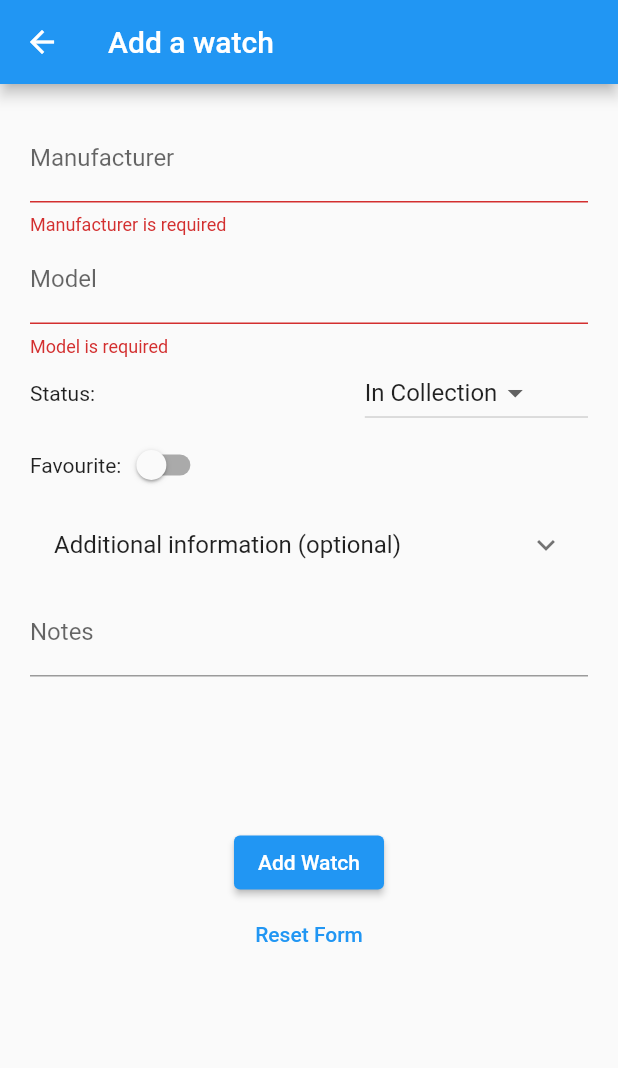
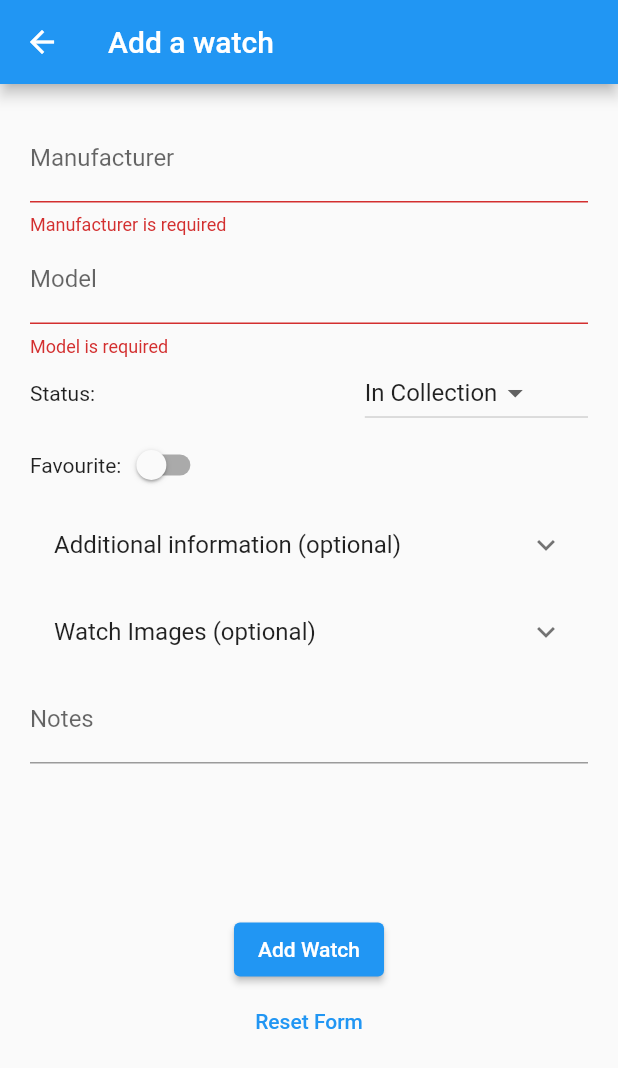
Before and after one commit to Stif-UK/WristCheck, a Flutter app: the AddWatch screen opened directly, after a tap on "Add Watch", on a phone screen of 412 x 824 dp. Shown: the top 1068 px of the screen. Run offline on Flutter 3.47's test engine with Material 2 defaults, Android fonts, the phone set to English and light mode, and no system bars; our stand-ins replace file_picker, flutter_local_notifications, flutter_markdown, get, google_mobile_ads, hive and 10 more; accounts and stored records are empty; network calls fail.

Commit message:
Implemented adding watch image when creating a new watch

```diff
--- a/lib/model/watch_methods.dart
+++ b/lib/model/watch_methods.dart
@@ -12,7 +12,7 @@ import 'package:wristcheck/util/wristcheck_formatter.dart';
 class WatchMethods {
 
   static Future addWatch(String? manufacturer, String? model, String? serialNumber, bool favourite, String status,
-      DateTime? purchaseDate, DateTime? lastServicedDate, int serviceInterval, String? notes, String? referenceNumber){
+      DateTime? purchaseDate, DateTime? lastServicedDate, int serviceInterval, String? notes, String? referenceNumber, String? frontImagePath){
     String m = manufacturer!;
     String mo = model!;
     String? sn = serialNumber;
@@ -23,6 +23,7 @@ class WatchMethods {
     int si = serviceInterval;
     String? n = notes;
     String? rn = referenceNumber;
+    String? ip = frontImagePath;
 
 
     final watch = Watches()
@@ -38,7 +39,7 @@ class WatchMethods {
     ..notes = n
     ..wearList = <DateTime>[]
     ..filteredWearList = <DateTime>[]
-    ..frontImagePath = ""
+    ..frontImagePath = ip
     ..referenceNumber = rn;
 
     final box = Boxes.getWatches();
--- a/lib/ui/add_watch_widget.dart
+++ b/lib/ui/add_watch_widget.dart
@@ -1,8 +1,11 @@
+import 'dart:io';
+import 'package:path/path.dart' as path;
 import 'package:flutter/material.dart';
 import 'package:get/get.dart';
 import 'package:intl/intl.dart';
 import 'package:wristcheck/copy/dialogs.dart';
 import 'package:wristcheck/model/watch_methods.dart';
+import 'package:wristcheck/util/images_util.dart';
 
 
 class AddWatch extends StatefulWidget {
@@ -26,6 +29,8 @@ class _AddWatchState extends State<AddWatch> {
   int _serviceInterval = 0;
   String? _notes ="";
   String? _referenceNumber = "";
+  String? _frontImagePath = "";
+  File? image;
 
   //Setup options for watch collection status
   final List<String> _statusList = ["In Collection", "Sold", "Wishlist"];
@@ -320,6 +325,11 @@ class _AddWatchState extends State<AddWatch> {
                 _buildServiceIntervalDropdown(),
               ],
               ),
+              ExpansionTile(title: const Text("Watch Images (optional)"),
+              children: [
+                _displayWatchImage()
+              ],
+              ),
               _buildNotesField(),
 
 
@@ -329,12 +339,17 @@ class _AddWatchState extends State<AddWatch> {
               const SizedBox(height: 100,),
               ElevatedButton(
                   child: const Text("Add Watch"),
-                  onPressed: () => {
+                  onPressed: () async => {
                     //some prints to validate activity
 
                     if(_formKey.currentState!.validate()){
                       _formKey.currentState!.save(),
-                      WatchMethods.addWatch(_manufacturer, _model, _serialNumber, favourite, _status, _purchaseDate, _lastServicedDate, _serviceInterval, _notes, _referenceNumber),
+                      //If an image has been set then save to the directory and set the frontImagePath variable
+                      if(image != null){
+                        await ImagesUtil.saveImageToDirectory(image!.path),
+                        _frontImagePath = path.basename(image!.path)
+                      },
+                      WatchMethods.addWatch(_manufacturer, _model, _serialNumber, favourite, _status, _purchaseDate, _lastServicedDate, _serviceInterval, _notes, _referenceNumber, _frontImagePath),
                       Get.back(),
                       //Display an acknowlegement snackbar - copy changes based on watch status
                       _status == "Wishlist"?
@@ -375,4 +390,53 @@ class _AddWatchState extends State<AddWatch> {
     );
   }
 
+  Widget _displayWatchImage(){
+    return Row(
+      mainAxisAlignment: MainAxisAlignment.center,
+      children:  [
+        // const Expanded(
+        //     flex: 2,
+        //     child: SizedBox(height: 10)),
+        Expanded(
+          flex: 6,
+          child: Container(
+              height: 180,
+              margin: const EdgeInsets.all(20),
+              //Padding and borderradius not required once image is selected
+              padding: image == null? const EdgeInsets.all(40): null,
+              decoration: image == null? BoxDecoration(
+                  borderRadius: BorderRadius.circular(80),
+                  border: Border.all(width: 2, color: Get.isDarkMode? Colors.white: Colors.black)) : null,
+              //If we have an image display it (ClipRRect used to round corners to soften the image)
+              child: image == null? const Icon(Icons.camera_alt, size: 100): ClipRRect(
+                child: Image.file(image!),
+                borderRadius: BorderRadius.circular(16),
+              )
+          ),
+
+        ),
+        Expanded(
+          flex: 2,
+          child: InkWell(
+              child: const Icon(Icons.add_a_photo_outlined),
+              onTap: () async {
+
+                var imageSource = await ImagesUtil.imageSourcePopUp(context);
+                //await ImagesUtil.pickAndSaveImage(source: imageSource!, currentWatch: widget.currentWatch);
+                //pickAndSaveImage will have set the image for the given watch
+                imageSource != null? image = await ImagesUtil.pickImage(source: imageSource!): null ;
+                //Now call setstate to ensure the display is updated
+                setState(() {
+
+                });
+              }
+          ),
+        ),
+
+
+      ],
+    );
+  }
+
+
 }
```
Also changed, not shown: lib/util/images_util.dart (+26 -5 lines).
